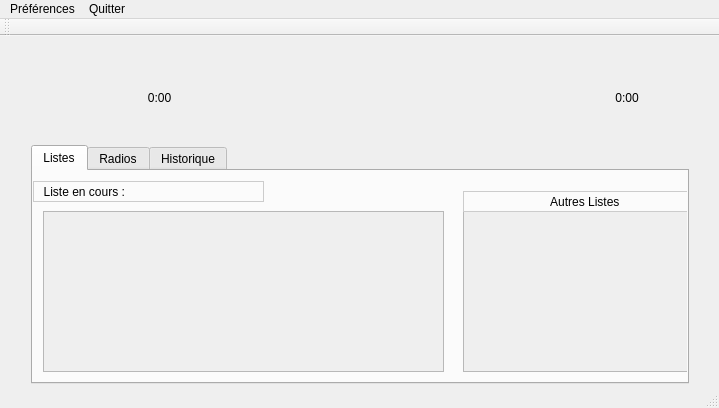
Old version of the form Client/mainwindow.ui in the repository Shamzic/Projet2_IHM.
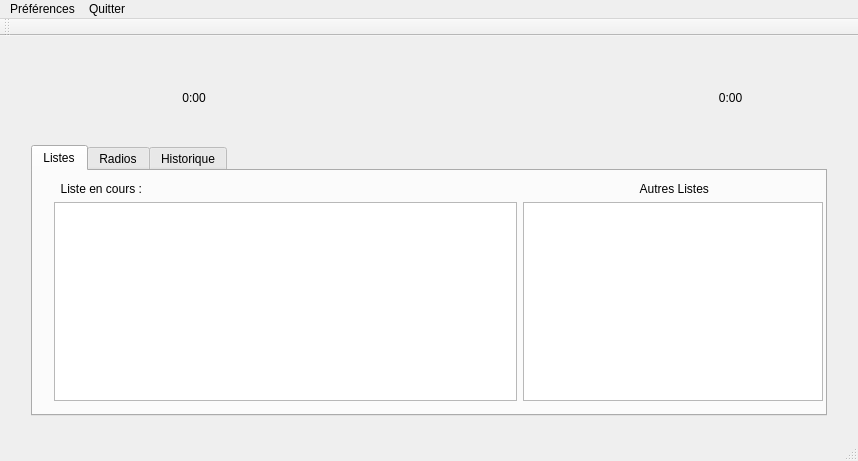
New version of the form. The open tabs and pages were chosen to show the change. Icons and pictures are not drawn. Custom widgets are drawn as their Qt base class.

Commit message: Modifier constante audio pour empêcher duplicates

The edit to the form file:
```diff
--- a/Client/mainwindow.ui
+++ b/Client/mainwindow.ui
@@ -6,8 +6,8 @@
    <rect>
     <x>0</x>
     <y>0</y>
-    <width>719</width>
-    <height>408</height>
+    <width>858</width>
+    <height>461</height>
    </rect>
   </property>
   <property name="windowTitle">
@@ -19,8 +19,8 @@
      <rect>
       <x>20</x>
       <y>10</y>
-      <width>680</width>
-      <height>349</height>
+      <width>818</width>
+      <height>381</height>
      </rect>
     </property>
     <layout class="QGridLayout" name="gridLayout">
@@ -195,15 +195,21 @@
         <attribute name="title">
          <string>Listes</string>
         </attribute>
-        <widget class="QLabel" name="CurrentList">
+        <widget class="QWidget" name="gridLayoutWidget_2">
          <property name="geometry">
           <rect>
-           <x>0</x>
-           <y>10</y>
-           <width>231</width>
-           <height>21</height>
+           <x>10</x>
+           <y>0</y>
+           <width>791</width>
+           <height>241</height>
           </rect>
          </property>
+         <layout class="QGridLayout" name="gridLayout_2">
+          <item row="1" column="0">
+           <widget class="QTableWidget" name="CurrentMusicsTable"/>
+          </item>
+          <item row="0" column="0">
+           <widget class="QLabel" name="CurrentListLabel">
          <property name="styleSheet">
           <string notr="true">#CurrentList 
 {
@@ -218,61 +224,19 @@
           <set>Qt::AlignLeading|Qt::AlignLeft|Qt::AlignVCenter</set>
          </property>
         </widget>
-        <widget class="QScrollArea" name="CurrentMusics">
-         <property name="geometry">
-          <rect>
-           <x>10</x>
-           <y>40</y>
-           <width>401</width>
-           <height>161</height>
-          </rect>
-         </property>
-         <property name="widgetResizable">
-          <bool>true</bool>
-         </property>
-         <widget class="QWidget" name="scrollAreaWidgetContents">
-          <property name="geometry">
-           <rect>
-            <x>0</x>
-            <y>0</y>
-            <width>399</width>
-            <height>159</height>
-           </rect>
-          </property>
-         </widget>
-        </widget>
-        <widget class="QScrollArea" name="ScrollOtherLists">
-         <property name="geometry">
-          <rect>
-           <x>430</x>
-           <y>40</y>
-           <width>241</width>
-           <height>161</height>
-          </rect>
-         </property>
-         <property name="widgetResizable">
-          <bool>true</bool>
-         </property>
-         <widget class="QWidget" name="OhterLists">
-          <property name="geometry">
-           <rect>
-            <x>0</x>
-            <y>0</y>
-            <width>239</width>
-            <height>159</height>
-           </rect>
-          </property>
-         </widget>
-        </widget>
-        <widget class="QLabel" name="OtherListsTitle">
-         <property name="geometry">
-          <rect>
-           <x>430</x>
-           <y>20</y>
-           <width>241</width>
-           <height>21</height>
-          </rect>
-         </property>
+          </item>
+          <item row="1" column="1">
+           <widget class="QTableWidget" name="otherListsTable">
+            <property name="maximumSize">
+             <size>
+              <width>300</width>
+              <height>16777215</height>
+             </size>
+            </property>
+           </widget>
+          </item>
+          <item row="0" column="1">
+           <widget class="QLabel" name="OtherListsLabel">
          <property name="styleSheet">
           <string notr="true">#OtherListsTitle
 {
@@ -288,6 +252,9 @@
          <property name="alignment">
           <set>Qt::AlignCenter</set>
          </property>
+           </widget>
+          </item>
+         </layout>
         </widget>
        </widget>
        <widget class="QWidget" name="Radios">
@@ -404,7 +371,7 @@
     <rect>
      <x>0</x>
      <y>0</y>
-     <width>719</width>
+     <width>858</width>
      <height>22</height>
     </rect>
    </property>
```
Left out of the diff: 84 changed lines with no effect on the pictures. Lines whose indentation alone changed are shown as unchanged. The commit also changes 2 other files.
